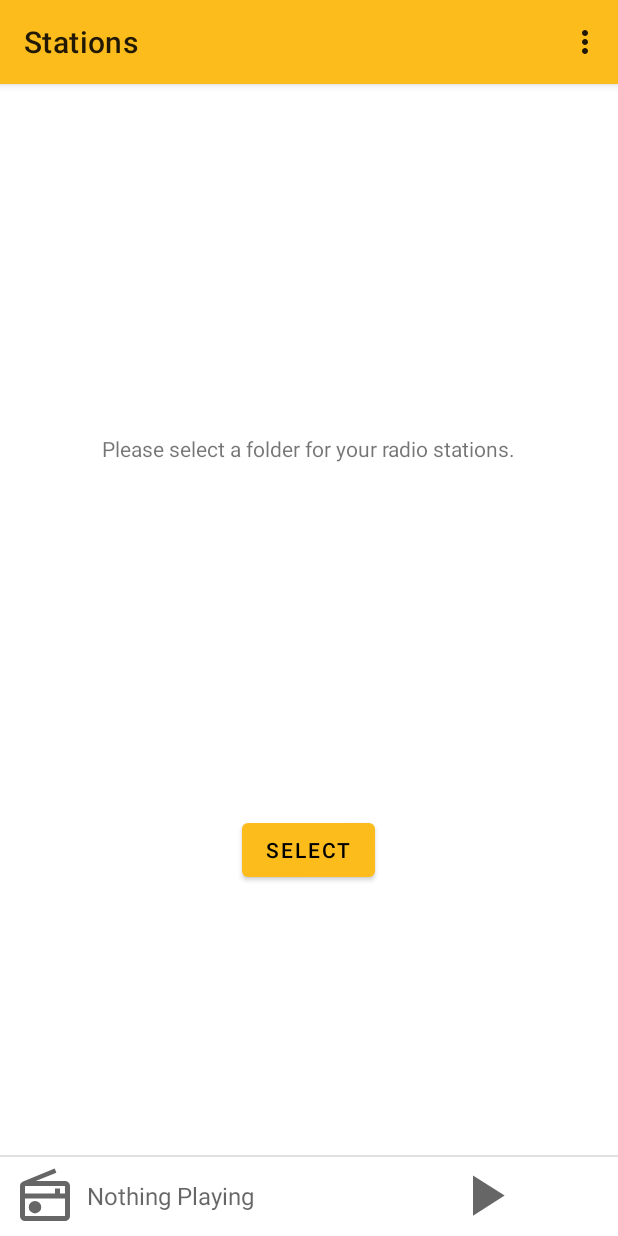
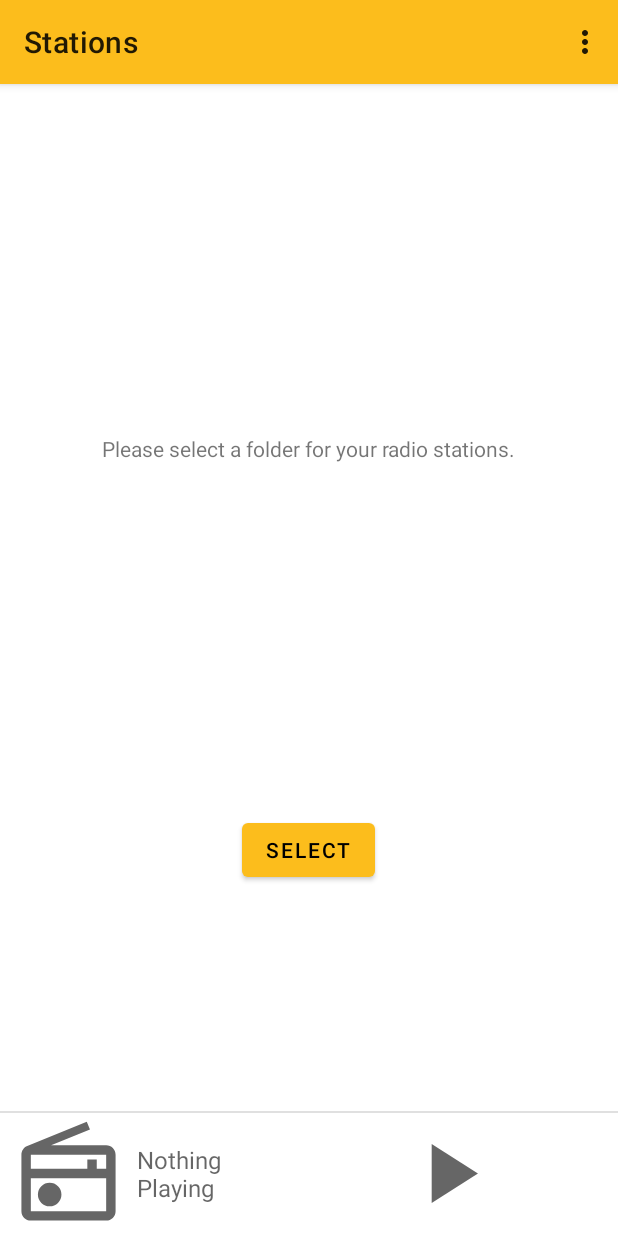
Before and after one commit to hellcat707hp/GTRadio, an Android app: the screen it shows after launch (MainActivity), on a phone screen of 412 x 824 dp. Run offline under Robolectric (Android 15) with nearby library versions, the phone set to English and light mode, and no system bars; our stand-ins replace navigation-ui; network calls fail.

Commit message:
Added station cache to improve station play/startup times. Fixed an issue where preferences weren't being respected. Done via the newer PreferenceManager.getDefaultSharedPreferences Improved the now-playing bar design to be more prominent.

```diff
--- a/app/src/main/java/com/sc/gtradio/RadioList.kt
+++ b/app/src/main/java/com/sc/gtradio/RadioList.kt
@@ -1,7 +1,6 @@
 package com.sc.gtradio
 
 import android.app.Activity
-import android.content.Context
 import android.content.Intent
 import android.os.Bundle
 import android.support.v4.media.MediaBrowserCompat
@@ -11,6 +10,7 @@ import android.view.ViewGroup
 import android.widget.ImageView
 import android.widget.TextView
 import androidx.fragment.app.Fragment
+import androidx.preference.PreferenceManager
 import androidx.recyclerview.widget.DiffUtil
 import androidx.recyclerview.widget.LinearLayoutManager
 import androidx.recyclerview.widget.ListAdapter
@@ -74,19 +74,28 @@ class RadioList() : Fragment() {
             this.startActivity(myIntent)
         }
 
-        val sharedPref = this.activity?.getSharedPreferences(getString(R.string.preference_file_key), Context.MODE_PRIVATE)
+        updateLibrarySelectedComponents()
+
+        binding.stationList.layoutManager = LinearLayoutManager(context)
+        binding.stationList.adapter = listAdapter
+    }
+
+    override fun onResume() {
+        super.onResume()
+        updateLibrarySelectedComponents()
+    }
+
+    private fun updateLibrarySelectedComponents() {
+        val sharedPref = PreferenceManager.getDefaultSharedPreferences(this.requireActivity().applicationContext)
         val radioUri = sharedPref?.getString(getString(R.string.radio_folders_uri_key), "")
         if (radioUri.isNullOrEmpty()) {
             //User has no library selected, allow them to select something
             binding.buttonSelect.visibility = View.VISIBLE
             binding.textviewNofolder.visibility = View.VISIBLE
-       } else {
+        } else {
             binding.buttonSelect.visibility = View.INVISIBLE
             binding.textviewNofolder.visibility = View.INVISIBLE
-       }
-
-        binding.stationList.layoutManager = LinearLayoutManager(context)
-        binding.stationList.adapter = listAdapter
+        }
     }
 
     override fun onDestroyView() {
--- a/app/src/main/java/com/sc/gtradio/SelectLibraryActivity.kt
+++ b/app/src/main/java/com/sc/gtradio/SelectLibraryActivity.kt
@@ -16,6 +16,7 @@ import androidx.core.content.ContextCompat
 import androidx.fragment.app.Fragment
 import androidx.fragment.app.FragmentManager
 import androidx.fragment.app.FragmentStatePagerAdapter
+import androidx.preference.PreferenceManager
 import androidx.recyclerview.widget.DiffUtil
 import androidx.recyclerview.widget.LinearLayoutManager
 import androidx.recyclerview.widget.ListAdapter
@@ -42,7 +43,7 @@ class SelectLibraryActivity : AppCompatActivity() {
     }
 
     private fun buildTabs() {
-        val sharedPref = this.getSharedPreferences(getString(R.string.preference_file_key), Context.MODE_PRIVATE)
+        val sharedPref = PreferenceManager.getDefaultSharedPreferences(applicationContext)
         val currentRadioPath = sharedPref?.getString(getString(R.string.radio_folders_uri_key), "")
 
         //Use StorageManager to list out the disk volumes
@@ -58,7 +59,7 @@ class SelectLibraryActivity : AppCompatActivity() {
         for (volume in sm!!.storageVolumes) {
             val clickCallback = { clickedItem: FolderItem ->
                 //Handle the item click by updating the settings and navigating back
-                val sharedPref = this.getSharedPreferences(getString(R.string.preference_file_key), Context.MODE_PRIVATE)
+                val sharedPref = PreferenceManager.getDefaultSharedPreferences(applicationContext)
                 with (sharedPref?.edit()) {
                     this?.putString(getString(R.string.radio_folders_uri_key), clickedItem.fullPath)
                     this?.apply()
--- a/app/src/main/java/com/sc/gtradio/SettingsActivity.kt
+++ b/app/src/main/java/com/sc/gtradio/SettingsActivity.kt
@@ -6,6 +6,7 @@ import android.os.Bundle
 import androidx.appcompat.app.AppCompatActivity
 import androidx.preference.Preference
 import androidx.preference.PreferenceFragmentCompat
+import androidx.preference.PreferenceManager
 
 class SettingsActivity : AppCompatActivity() {
     override fun onCreate(savedInstanceState: Bundle?) {
@@ -44,7 +45,7 @@ class SettingsActivity : AppCompatActivity() {
 
         private fun updateLibraryPathPreferenceValue() {
             val pathPref = findPreference<Preference>(resources.getString(R.string.radio_folders_uri_key))!!
-            val sharedPref = this.activity?.getSharedPreferences(getString(R.string.preference_file_key), Context.MODE_PRIVATE)
+            val sharedPref = PreferenceManager.getDefaultSharedPreferences(requireActivity().applicationContext)
             val radioUri = sharedPref?.getString(getString(R.string.radio_folders_uri_key), "")
             pathPref.summary = radioUri
         }
--- a/app/src/main/res/layout/fragment_nowplaying.xml
+++ b/app/src/main/res/layout/fragment_nowplaying.xml
@@ -35,9 +35,9 @@
 
     <ImageView
         android:id="@+id/albumArt"
-            android:layout_width="40dp"
-            android:layout_height="40dp"
-            android:layout_marginStart="10dp"
+        android:layout_width="75dp"
+        android:layout_height="75dp"
+        android:layout_marginStart="8dp"
         android:layout_marginTop="4dp"
         android:layout_marginBottom="4dp"
         android:scaleType="centerCrop"
@@ -53,23 +53,23 @@
         android:layout_height="wrap_content"
         android:layout_marginStart="8dp"
         android:ellipsize="end"
-        android:maxLines="1"
+        android:maxLines="2"
         android:textAppearance="@style/TextAppearance.GTRadio.Subtitle"
         app:layout_constraintBottom_toBottomOf="parent"
-        app:layout_constraintRight_toRightOf="parent"
+        app:layout_constraintEnd_toStartOf="@id/previousButton"
         app:layout_constraintStart_toEndOf="@+id/albumArt"
         app:layout_constraintTop_toTopOf="parent"
         tools:text="Station Title" />
 
     <ImageButton
         android:id="@+id/playStopButton"
-        android:layout_width="54dp"
-        android:layout_height="54dp"
-        android:layout_marginEnd="4dp"
+        android:layout_width="75dp"
+        android:layout_height="75dp"
+        android:adjustViewBounds="true"
+        android:background="?attr/selectableItemBackgroundBorderless"
+        android:paddingTop="4dp"
+        android:paddingBottom="4dp"
         android:scaleType="fitCenter"
-        android:adjustViewBounds="true"
-        android:padding="4dp"
-        android:background="?attr/selectableItemBackgroundBorderless"
         app:layout_constraintBottom_toBottomOf="parent"
         app:layout_constraintEnd_toStartOf="@+id/nextButton"
         app:layout_constraintTop_toTopOf="parent"
@@ -77,13 +77,13 @@
 
     <ImageButton
         android:id="@+id/previousButton"
-        android:layout_width="54dp"
-        android:layout_height="54dp"
-        android:layout_marginEnd="4dp"
+        android:layout_width="75dp"
+        android:layout_height="75dp"
+        android:adjustViewBounds="true"
+        android:background="?attr/selectableItemBackgroundBorderless"
+        android:paddingTop="4dp"
+        android:paddingBottom="4dp"
         android:scaleType="fitCenter"
-        android:adjustViewBounds="true"
-        android:padding="4dp"
-        android:background="?attr/selectableItemBackgroundBorderless"
         app:layout_constraintBottom_toBottomOf="parent"
         app:layout_constraintEnd_toStartOf="@+id/playStopButton"
         app:layout_constraintTop_toTopOf="parent"
@@ -91,13 +91,13 @@
 
     <ImageButton
         android:id="@+id/nextButton"
-        android:layout_width="54dp"
-        android:layout_height="54dp"
-        android:layout_marginEnd="4dp"
+        android:layout_width="75dp"
+        android:layout_height="75dp"
+        android:adjustViewBounds="true"
+        android:background="?attr/selectableItemBackgroundBorderless"
+        android:paddingTop="4dp"
+        android:paddingBottom="4dp"
         android:scaleType="fitCenter"
-        android:adjustViewBounds="true"
-        android:padding="4dp"
-        android:background="?attr/selectableItemBackgroundBorderless"
         app:layout_constraintBottom_toBottomOf="parent"
         app:layout_constraintEnd_toEndOf="parent"
         app:layout_constraintTop_toTopOf="parent"
--- a/common/build.gradle
+++ b/common/build.gradle
@@ -35,11 +35,12 @@ dependencies {
     api "androidx.media:media:$androidx_media_version"
 
     implementation "org.jetbrains.kotlin:kotlin-stdlib:$kotlin_version"
+    implementation "androidx.preference:preference-ktx:1.1.1"
     implementation 'androidx.core:core-ktx:1.5.0'
     implementation 'androidx.appcompat:appcompat:1.3.0'
     implementation 'com.google.android.material:material:1.3.0'
     implementation 'com.google.android.exoplayer:exoplayer:2.14.1'
-    implementation 'androidx.media2:media2-exoplayer:1.0.3'
+    implementation 'androidx.media2:media2-exoplayer:1.1.3'
     implementation 'org.jetbrains.kotlinx:kotlinx-coroutines-core:1.5.0-native-mt'
     testImplementation 'junit:junit:4.+'
     androidTestImplementation 'androidx.test.ext:junit:1.1.2'
```
Also changed, not shown: app/build.gradle (+7 -6 lines), common/src/main/java/com/sc/gtradio/media/GTRadioMusicService.kt (+35 -16 lines). Lines whose indentation alone changed are shown as unchanged.
